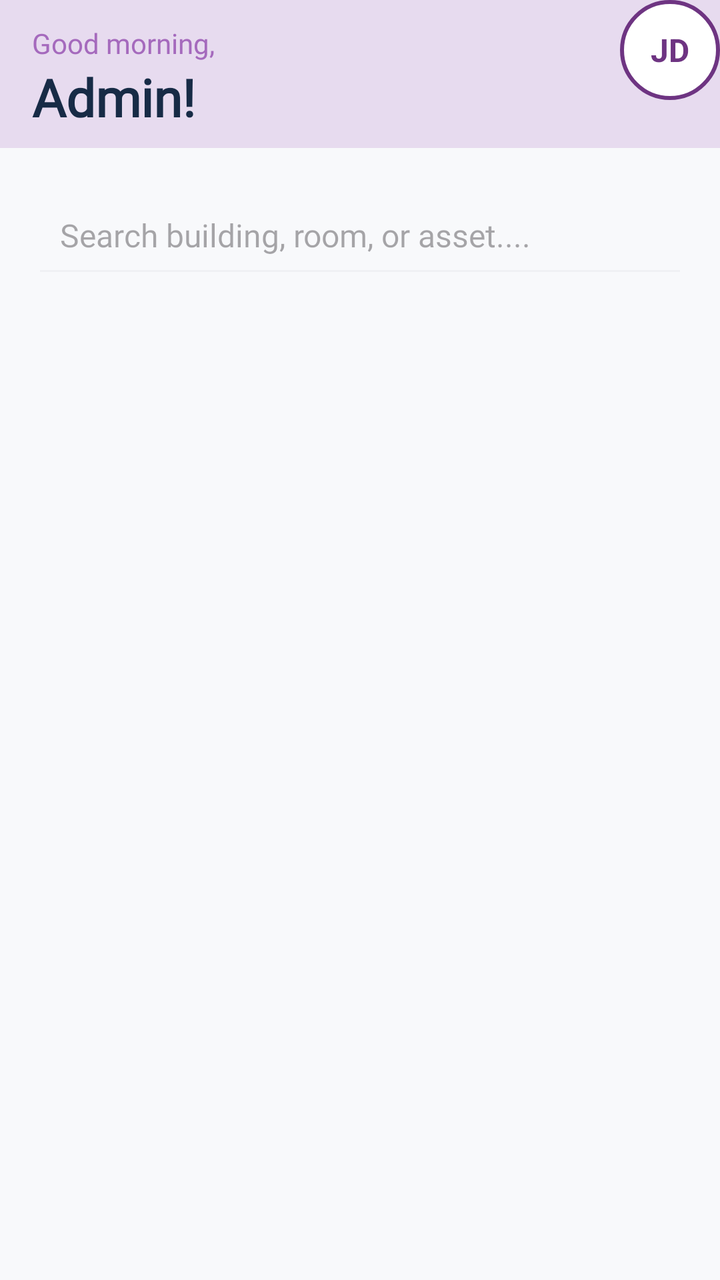
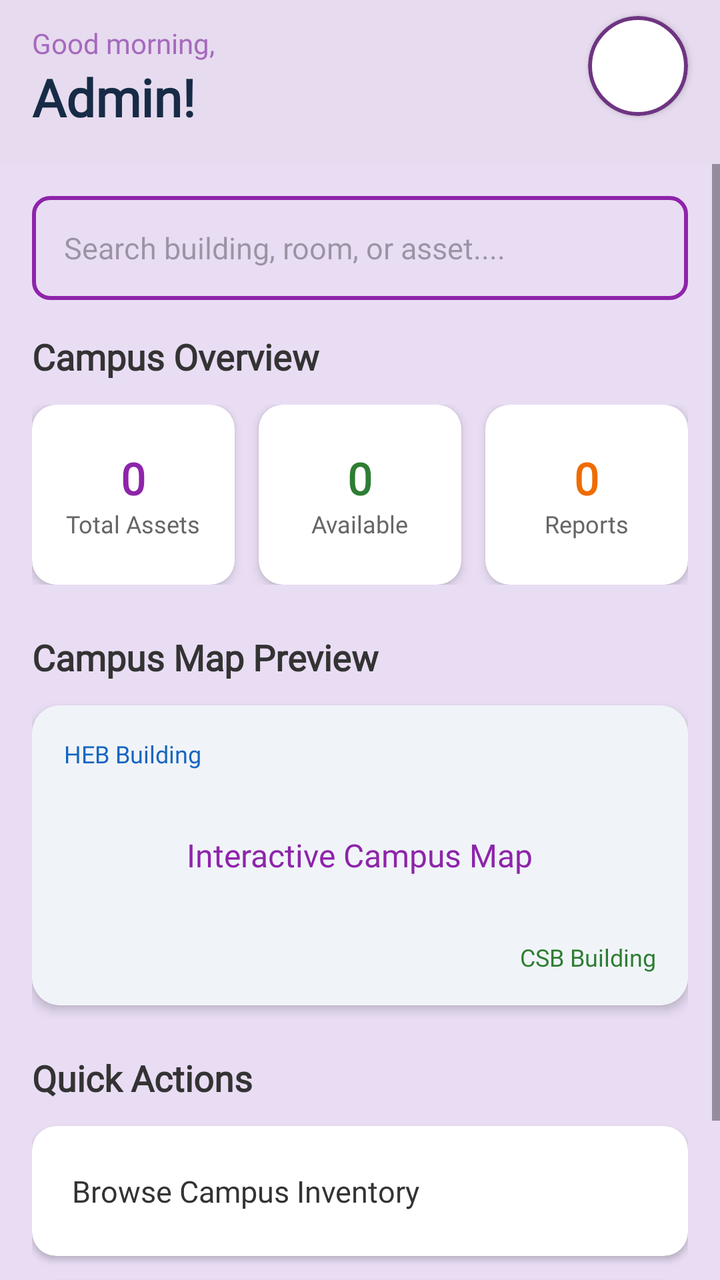

Screens rendered from an Android XML layout before and after an edit, with the pre-edit source and the edit as a unified diff.
<!-- AndroidManifest.xml: application theme Theme.Araspointmap -->
<!-- res/layout/fragment_dash_board.xml -->
<?xml version="1.0" encoding="utf-8"?>
<FrameLayout
    xmlns:android="http://schemas.android.com/apk/res/android"
    android:layout_width="match_parent"
    android:layout_height="match_parent"
    android:background="#F8F9FB"
    android:layout_marginTop="6dp">

    <LinearLayout
        android:layout_width="match_parent"
        android:layout_height="wrap_content"
        android:orientation="vertical"
        android:paddingTop="8dp"
        android:paddingBottom="8dp"
        android:paddingStart="16dp"
        android:background="@color/purple_2nd">

        <TextView
            android:id="@+id/txtGreeting"
            android:layout_width="wrap_content"
            android:layout_height="wrap_content"
            android:layout_gravity="top|start"
            android:layout_marginTop="4dp"
            android:fontFamily="@font/poppins_regular"
            android:text="Good morning,"
            android:textColor="@color/purple_3rd"
            android:textSize="14sp" />

        <TextView
            android:id="@+id/txtStudent"
            android:layout_width="wrap_content"
            android:layout_height="wrap_content"
            android:layout_gravity="top|start"
            android:fontFamily="@font/robotomono_bold"
            android:text="Admin!"
            android:textColor="#172B46"
            android:textSize="26sp"
            android:textStyle="bold" />
    </LinearLayout>

    <TextView
        android:id="@+id/txtProfile"
        android:layout_width="50dp"
        android:layout_height="50dp"
        android:gravity="center"
        android:text="JD"
        android:clickable="true"
        android:textColor="@color/purple_4th"
        android:textSize="16sp"
        android:textStyle="bold"
        android:background="@drawable/user_icon"
        android:layout_gravity="top|end"/>

    <EditText
        android:id="@+id/searchBar"
        android:layout_width="match_parent"
        android:layout_height="56dp"
        android:layout_gravity="top"
        android:layout_marginTop="88dp"
        android:backgroundTint="#F0F1F4"
        android:layout_marginStart="16dp"
        android:layout_marginEnd="16dp"
        android:hint="Search building, room, or asset...."
        android:fontFamily="@font/inter_18pt_regular"
        android:paddingStart="14dp"
        android:paddingEnd="14dp"
        android:textSize="16sp"
        android:textColor="@color/black"
        android:singleLine="true"
        android:inputType="text" />



</FrameLayout>
<!-- resources referenced by this layout -->
<resources>
  <color name="black">#FF000000</color>
  <color name="purple_2nd">#E7DBEF</color>
  <color name="purple_3rd">#A56ABD</color>
  <color name="purple_4th">#6E3482</color>
  <!-- drawable user_icon (drawable) -->
  <?xml version="1.0" encoding="utf-8"?>
  <shape xmlns:android="http://schemas.android.com/apk/res/android">
      <solid android:color="@color/white"/>
      <corners android:radius="360dp"/>
      <stroke android:width="2dp"
          android:color="@color/purple_4th"/>
  
  </shape>
  <style name="Theme.Araspointmap" parent="android:Theme.Material.Light.NoActionBar" />
  <color name="white">#FFFFFFFF</color>
</resources>

<!-- the commit's change to res/layout/fragment_dash_board.xml (unified diff, before → after) -->
@@ -1,74 +1,348 @@
 <?xml version="1.0" encoding="utf-8"?>
-<FrameLayout
+<LinearLayout
     xmlns:android="http://schemas.android.com/apk/res/android"
+    xmlns:app="http://schemas.android.com/apk/res-auto"
     android:layout_width="match_parent"
     android:layout_height="match_parent"
-    android:background="#F8F9FB"
-    android:layout_marginTop="6dp">
-
-    <LinearLayout
+    android:orientation="vertical"
+    android:background="#E9DDF4">
+
+    
+    <FrameLayout
         android:layout_width="match_parent"
         android:layout_height="wrap_content"
-        android:orientation="vertical"
-        android:paddingTop="8dp"
-        android:paddingBottom="8dp"
-        android:paddingStart="16dp"
-        android:background="@color/purple_2nd">
-
-        <TextView
-            android:id="@+id/txtGreeting"
-            android:layout_width="wrap_content"
+        android:background="@color/purple_2nd"
+        android:paddingBottom="16dp">
+
+        <LinearLayout
+            android:layout_width="match_parent"
             android:layout_height="wrap_content"
-            android:layout_gravity="top|start"
-            android:layout_marginTop="4dp"
-            android:fontFamily="@font/poppins_regular"
-            android:text="Good morning,"
-            android:textColor="@color/purple_3rd"
-            android:textSize="14sp" />
-
-        <TextView
-            android:id="@+id/txtStudent"
-            android:layout_width="wrap_content"
+            android:orientation="vertical"
+            android:paddingTop="12dp"
+            android:paddingStart="16dp">
+
+            <TextView
+                android:id="@+id/txtGreeting"
+                android:layout_width="wrap_content"
+                android:layout_height="wrap_content"
+                android:fontFamily="@font/poppins_regular"
+                android:text="Good morning,"
+                android:textColor="@color/purple_3rd"
+                android:textSize="14sp" />
+
+            <TextView
+                android:id="@+id/txtStudent"
+                android:layout_width="wrap_content"
+                android:layout_height="wrap_content"
+                android:fontFamily="@font/robotomono_bold"
+                android:text="Admin!"
+                android:textColor="#172B46"
+                android:textSize="26sp"
+                android:textStyle="bold" />
+        </LinearLayout>
+
+        <androidx.cardview.widget.CardView
+            android:layout_width="50dp"
+            android:layout_height="50dp"
+            android:layout_gravity="top|end"
+            android:layout_marginEnd="16dp"
+            android:layout_marginTop="8dp"
+            app:cardCornerRadius="25dp"
+            app:cardElevation="2dp"
+            app:cardBackgroundColor="#FFFFFF">
+
+            <ImageView
+                android:id="@+id/imgDashboardProfile"
+                android:layout_width="match_parent"
+                android:layout_height="match_parent"
+                android:scaleType="centerCrop"
+                android:clickable="true"
+                android:focusable="true"
+                android:background="@drawable/user_icon"
+                android:contentDescription="Profile Picture" />
+        </androidx.cardview.widget.CardView>
+    </FrameLayout>
+
+    
+    <ScrollView
+        android:layout_width="match_parent"
+        android:layout_height="match_parent"
+        android:fillViewport="true">
+
+        <LinearLayout
+            android:layout_width="match_parent"
             android:layout_height="wrap_content"
-            android:layout_gravity="top|start"
-            android:fontFamily="@font/robotomono_bold"
-            android:text="Admin!"
-            android:textColor="#172B46"
-            android:textSize="26sp"
-            android:textStyle="bold" />
-    </LinearLayout>
-
-    <TextView
-        android:id="@+id/txtProfile"
-        android:layout_width="50dp"
-        android:layout_height="50dp"
-        android:gravity="center"
-        android:text="JD"
-        android:clickable="true"
-        android:textColor="@color/purple_4th"
-        android:textSize="16sp"
-        android:textStyle="bold"
-        android:background="@drawable/user_icon"
-        android:layout_gravity="top|end"/>
-
-    <EditText
-        android:id="@+id/searchBar"
-        android:layout_width="match_parent"
-        android:layout_height="56dp"
-        android:layout_gravity="top"
-        android:layout_marginTop="88dp"
-        android:backgroundTint="#F0F1F4"
-        android:layout_marginStart="16dp"
-        android:layout_marginEnd="16dp"
-        android:hint="Search building, room, or asset...."
-        android:fontFamily="@font/inter_18pt_regular"
-        android:paddingStart="14dp"
-        android:paddingEnd="14dp"
-        android:textSize="16sp"
-        android:textColor="@color/black"
-        android:singleLine="true"
-        android:inputType="text" />
-
-
-
-</FrameLayout>
+            android:orientation="vertical"
+            android:padding="16dp">
+
+            <EditText
+                android:id="@+id/searchBar"
+                android:layout_width="match_parent"
+                android:layout_height="52dp"
+                android:layout_marginBottom="16dp"
+                android:background="@drawable/inputs_color"
+                android:fontFamily="@font/inter_18pt_regular"
+                android:hint="Search building, room, or asset...."
+                android:inputType="text"
+                android:paddingHorizontal="16dp"
+                android:singleLine="true"
+                android:textSize="15sp" />
+
+            <TextView
+                android:layout_width="wrap_content"
+                android:layout_height="wrap_content"
+                android:layout_marginBottom="12dp"
+                android:fontFamily="@font/poppins_bold"
+                android:text="Campus Overview"
+                android:textColor="#333333"
+                android:textSize="18sp"
+                android:textStyle="bold" />
+
+            
+            <LinearLayout
+                android:layout_width="match_parent"
+                android:layout_height="wrap_content"
+                android:orientation="horizontal"
+                android:layout_marginBottom="24dp">
+
+                <androidx.cardview.widget.CardView
+                    android:layout_width="0dp"
+                    android:layout_height="90dp"
+                    android:layout_weight="1"
+                    android:layout_marginEnd="6dp"
+                    app:cardCornerRadius="12dp"
+                    app:cardElevation="3dp"
+                    app:cardBackgroundColor="#FFFFFF">
+
+                    <LinearLayout
+                        android:layout_width="match_parent"
+                        android:layout_height="match_parent"
+                        android:orientation="vertical"
+                        android:gravity="center"
+                        android:padding="8dp">
+
+                        <TextView
+                            android:id="@+id/txtStatTotalAssets"
+                            android:layout_width="wrap_content"
+                            android:layout_height="wrap_content"
+                            android:fontFamily="@font/poppins_bold"
+                            android:text="0"
+                            android:textColor="#8E24AA"
+                            android:textSize="22sp"
+                            android:textStyle="bold" />
+
+                        <TextView
+                            android:layout_width="wrap_content"
+                            android:layout_height="wrap_content"
+                            android:fontFamily="@font/inter_18pt_regular"
+                            android:text="Total Assets"
+                            android:textColor="#666666"
+                            android:textSize="12sp" />
+                    </LinearLayout>
+                </androidx.cardview.widget.CardView>
+
+                <androidx.cardview.widget.CardView
+                    android:layout_width="0dp"
+                    android:layout_height="90dp"
+                    android:layout_weight="1"
+                    android:layout_marginHorizontal="6dp"
+                    app:cardCornerRadius="12dp"
+                    app:cardElevation="3dp"
+                    app:cardBackgroundColor="#FFFFFF">
+
+                    <LinearLayout
+                        android:layout_width="match_parent"
+                        android:layout_height="match_parent"
+                        android:orientation="vertical"
+                        android:gravity="center"
+                        android:padding="8dp">
+
+                        <TextView
+                            android:id="@+id/txtStatAvailable"
+                            android:layout_width="wrap_content"
+                            android:layout_height="wrap_content"
+                            android:fontFamily="@font/poppins_bold"
+                            android:text="0"
+                            android:textColor="#2E7D32"
+                            android:textSize="22sp"
+                            android:textStyle="bold" />
+
+                        <TextView
+                            android:layout_width="wrap_content"
+                            android:layout_height="wrap_content"
+                            android:fontFamily="@font/inter_18pt_regular"
+                            android:text="Available"
+                            android:textColor="#666666"
+                            android:textSize="12sp" />
+                    </LinearLayout>
+                </androidx.cardview.widget.CardView>
+
+                <androidx.cardview.widget.CardView
+                    android:layout_width="0dp"
+                    android:layout_height="90dp"
+                    android:layout_weight="1"
+                    android:layout_marginStart="6dp"
+                    app:cardCornerRadius="12dp"
+                    app:cardElevation="3dp"
+                    app:cardBackgroundColor="#FFFFFF">
+
+                    <LinearLayout
+                        android:layout_width="match_parent"
+                        android:layout_height="match_parent"
+                        android:orientation="vertical"
+                        android:gravity="center"
+                        android:padding="8dp">
+
+                        <TextView
+                            android:id="@+id/txtStatReports"
+                            android:layout_width="wrap_content"
+                            android:layout_height="wrap_content"
+                            android:fontFamily="@font/poppins_bold"
+                            android:text="0"
+                            android:textColor="#EF6C00"
+                            android:textSize="22sp"
+                            android:textStyle="bold" />
+
+                        <TextView
+                            android:layout_width="wrap_content"
+                            android:layout_height="wrap_content"
+                            android:fontFamily="@font/inter_18pt_regular"
+                            android:text="Reports"
+                            android:textColor="#666666"
+                            android:textSize="12sp" />
+                    </LinearLayout>
+                </androidx.cardview.widget.CardView>
+            </LinearLayout>
+
+            <TextView
+                android:layout_width="wrap_content"
+                android:layout_height="wrap_content"
+                android:layout_marginBottom="12dp"
+                android:fontFamily="@font/poppins_bold"
+                android:text="Campus Map Preview"
+                android:textColor="#333333"
+                android:textSize="18sp"
+                android:textStyle="bold" />
+
+            
+            <androidx.cardview.widget.CardView
+                android:id="@+id/cardMiniMap"
+                android:layout_width="match_parent"
+                android:layout_height="150dp"
+                android:layout_marginBottom="24dp"
+                app:cardCornerRadius="14dp"
+                app:cardElevation="3dp"
+                app:cardBackgroundColor="#FFFFFF"
+                android:clickable="true"
+                android:focusable="true">
+
+                <RelativeLayout
+                    android:layout_width="match_parent"
+                    android:layout_height="match_parent"
+                    android:background="#F0F4F8"
+                    android:padding="16dp">
+
+                    <TextView
+                        android:layout_width="wrap_content"
+                        android:layout_height="wrap_content"
+                        android:layout_centerInParent="true"
+                        android:fontFamily="@font/poppins_bold"
+                        android:text="Interactive Campus Map"
+                        android:textColor="#8E24AA"
+                        android:textSize="16sp" />
+
+                    <TextView
+                        android:layout_width="wrap_content"
+                        android:layout_height="wrap_content"
+                        android:layout_alignParentStart="true"
+                        android:layout_alignParentTop="true"
+                        android:fontFamily="@font/inter_18pt_bold"
+                        android:text="HEB Building"
+                        android:textColor="#1565C0"
+                        android:textSize="12sp" />
+
+                    <TextView
+                        android:layout_width="wrap_content"
+                        android:layout_height="wrap_content"
+                        android:layout_alignParentEnd="true"
+                        android:layout_alignParentBottom="true"
+                        android:fontFamily="@font/inter_18pt_bold"
+                        android:text="CSB Building"
+                        android:textColor="#2E7D32"
+                        android:textSize="12sp" />
+                </RelativeLayout>
+            </androidx.cardview.widget.CardView>
+
+            <TextView
+                android:layout_width="wrap_content"
+                android:layout_height="wrap_content"
+                android:layout_marginBottom="12dp"
+                android:fontFamily="@font/poppins_bold"
+                android:text="Quick Actions"
+                android:textColor="#333333"
+                android:textSize="18sp"
+                android:textStyle="bold" />
+
+            
+            <androidx.cardview.widget.CardView
+                android:id="@+id/cardQuickInventory"
+                android:layout_width="match_parent"
+                android:layout_height="65dp"
+                android:layout_marginBottom="12dp"
+                app:cardCornerRadius="12dp"
+                app:cardElevation="2dp"
+                app:cardBackgroundColor="#FFFFFF"
+                android:clickable="true"
+                android:focusable="true">
+
+                <LinearLayout
+                    android:layout_width="match_parent"
+                    android:layout_height="match_parent"
+                    android:orientation="horizontal"
+                    android:gravity="center_vertical"
+                    android:paddingHorizontal="20dp">
+
+                    <TextView
+                        android:layout_width="0dp"
+                        android:layout_height="wrap_content"
+                        android:layout_weight="1"
+                        android:fontFamily="@font/poppins_bold"
+                        android:text="Browse Campus Inventory"
+                        android:textColor="#333333"
+                        android:textSize="15sp" />
+                </LinearLayout>
+            </androidx.cardview.widget.CardView>
+
+            <androidx.cardview.widget.CardView
+                android:id="@+id/cardQuickReport"
+                android:layout_width="match_parent"
+                android:layout_height="65dp"
+                android:layout_marginBottom="12dp"
+                app:cardCornerRadius="12dp"
+                app:cardElevation="2dp"
+                app:cardBackgroundColor="#FFFFFF"
+                android:clickable="true"
+                android:focusable="true">
+
+                <LinearLayout
+                    android:layout_width="match_parent"
+                    android:layout_height="match_parent"
+                    android:orientation="horizontal"
+                    android:gravity="center_vertical"
+                    android:paddingHorizontal="20dp">
+
+                    <TextView
+                        android:layout_width="0dp"
+                        android:layout_height="wrap_content"
+                        android:layout_weight="1"
+                        android:fontFamily="@font/poppins_bold"
+                        android:text="View Report Details Overview"
+                        android:textColor="#333333"
+                        android:textSize="15sp" />
+                </LinearLayout>
+            </androidx.cardview.widget.CardView>
+
+        </LinearLayout>
+    </ScrollView>
+
+</LinearLayout>
<!-- resource entries referenced after the edit -->
@@ -1,8 +1,19 @@
 <!-- resources referenced by this layout -->
 <resources>
-  <color name="black">#FF000000</color>
   <color name="purple_2nd">#E7DBEF</color>
   <color name="purple_3rd">#A56ABD</color>
+  <!-- drawable inputs_color (drawable) -->
+  <?xml version="1.0" encoding="utf-8"?>
+  <selector xmlns:android="http://schemas.android.com/apk/res/android">
+      <item>
+          <shape android:shape="rectangle">
+              <corners android:radius="8dp"/>
+              <stroke android:width="2dp" android:color="#8E24AA"/>
+              <gradient android:angle="45" android:type="linear"/>
+          </shape>
+  
+      </item>
+  </selector>
   <color name="purple_4th">#6E3482</color>
   <!-- drawable user_icon (drawable) -->
   <?xml version="1.0" encoding="utf-8"?>
